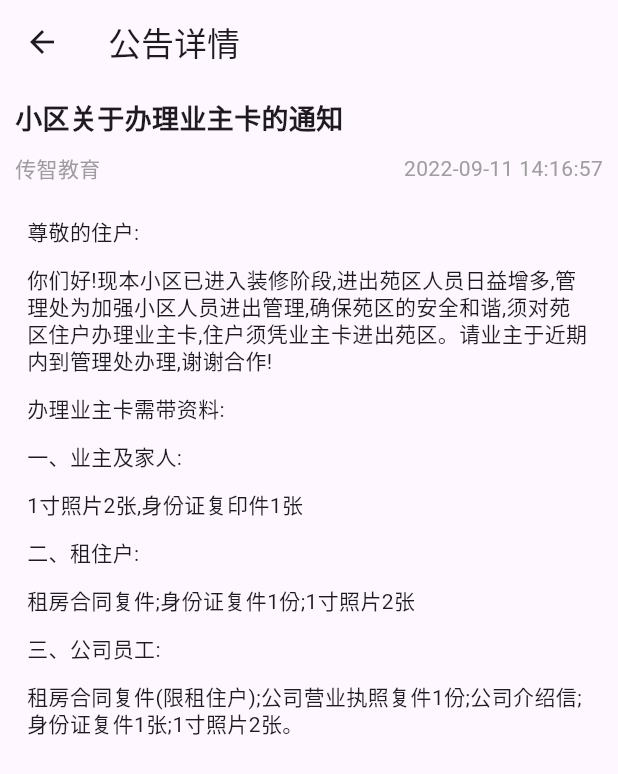
After one commit to 15194481186/test_flutter, a Flutter app: the NoticeDetail screen opened by its route, on a phone screen of 412 x 824 dp. The commit adds this screen. Shown: the top 774 px of the screen. Run offline on Flutter 3.47's test engine with Material 3 defaults, Android fonts, the phone set to English and light mode, and no system bars; drawn by our look-alikes of flutter_html; our stand-ins replace dio, fluttertoast; network calls fail.

Commit message:
公告详情-完成页面跳转

```diff
--- a/lib/main.dart
+++ b/lib/main.dart
@@ -1,3 +1,4 @@
+import 'package:enjoy_plus_hm/pages/home/detail.dart';
 import 'package:enjoy_plus_hm/pages/tab_bar/index.dart';
 import 'package:flutter/material.dart';
 
@@ -5,8 +6,10 @@ void main() {
   runApp(
      MaterialApp(
       routes: {
-       '/': (context)=> const TabBarPage()
+       '/': (context)=> const TabBarPage(),
+       '/detail': (context)=> const NoticeDetail(),
       },
+      initialRoute: '/',
      ),
   );
 }
--- a/lib/pages/home/components/home_list.dart
+++ b/lib/pages/home/components/home_list.dart
@@ -36,7 +36,7 @@ class HomeList extends StatelessWidget {
                 return GestureDetector(
                   onTap: () {
                     Navigator.pushNamed(context, '/detail',
-                        arguments: {'id': '10011xx'});
+                        arguments: {'id': item['id']});
                   },
                   child: Container(
                       padding: const EdgeInsets.only(top: 10, bottom: 10),
--- /dev/null
+++ b/lib/pages/home/detail.dart
@@ -0,0 +1,56 @@
+import 'package:flutter/material.dart';
+import 'package:flutter_html/flutter_html.dart';
+
+class NoticeDetail extends StatefulWidget {
+  const NoticeDetail({super.key});
+
+  @override
+  State<NoticeDetail> createState() => _NoticeDetailState();
+}
+
+class _NoticeDetailState extends State<NoticeDetail> {
+  Map notifyDetail = {
+    "id": "3",
+    "content":
+        "<p>尊敬的住户:</p>\r\n<p>你们好!现本小区已进入装修阶段,进出苑区人员日益增多,管理处为加强小区人员进出管理,确保苑区的安全和谐,须对苑区住户办理业主卡,住户须凭业主卡进出苑区。请业主于近期内到管理处办理,谢谢合作!</p>\r\n<p>办理业主卡需带资料:</p>\r\n<p>一、业主及家人:</p>\r\n<p>1寸照片2张,身份证复印件1张</p>\r\n<p>二、租住户:</p>\r\n<p>租房合同复件;身份证复件1份;1寸照片2张</p>\r\n<p>三、公司员工:</p>\r\n<p>租房合同复件(限租住户);公司营业执照复件1份;公司介绍信;身份证复件1张;1寸照片2张。</p>",
+    "title": "小区关于办理业主卡的通知",
+    "createdAt": "2022-09-11 14:16:57",
+    "creatorName": "传智教育"
+  };
+
+  @override
+  Widget build(BuildContext context) {
+    return Scaffold(
+        appBar: AppBar(
+          title: const Text('公告详情'),
+        ),
+        body: ListView(children: [
+          Container(
+              padding: const EdgeInsets.all(10),
+              child: Column(
+                  crossAxisAlignment: CrossAxisAlignment.start,
+                  children: [
+                    // 标题
+                    Text(notifyDetail['title'] ?? '',
+                        style: const TextStyle(
+                          fontSize: 18,
+                          fontWeight: FontWeight.bold,
+                        )),
+                    const SizedBox(height: 10),
+                    Row(
+                        mainAxisAlignment: MainAxisAlignment.spaceBetween,
+                        children: [
+                          Text(notifyDetail['creatorName'] ?? '',
+                              style: const TextStyle(color: Colors.grey)),
+                          Text(notifyDetail['createdAt'] ?? '',
+                              style: const TextStyle(color: Colors.grey))
+                        ]),
+                    const SizedBox(height: 10),
+                    // 内容
+                    Html(
+                      data: notifyDetail['content'] ?? '',
+                    )
+                  ]))
+        ]));
+  }
+}
--- a/pubspec.yaml
+++ b/pubspec.yaml
@@ -32,6 +32,7 @@ dependencies:
     sdk: flutter
   dio: ^5.7.0
   fluttertoast: ^8.2.8
+  flutter_html: ^3.0.0-alpha.4
 
 
   # The following adds the Cupertino Icons font to your application.
```
Also changed, not shown: pubspec.lock.
